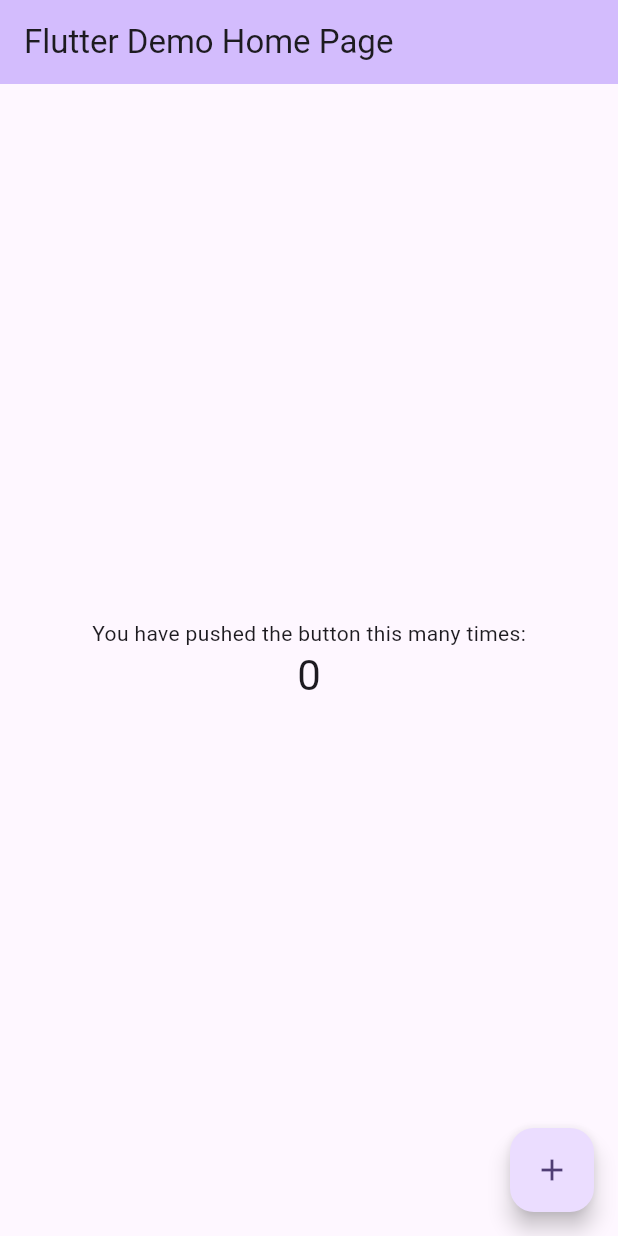
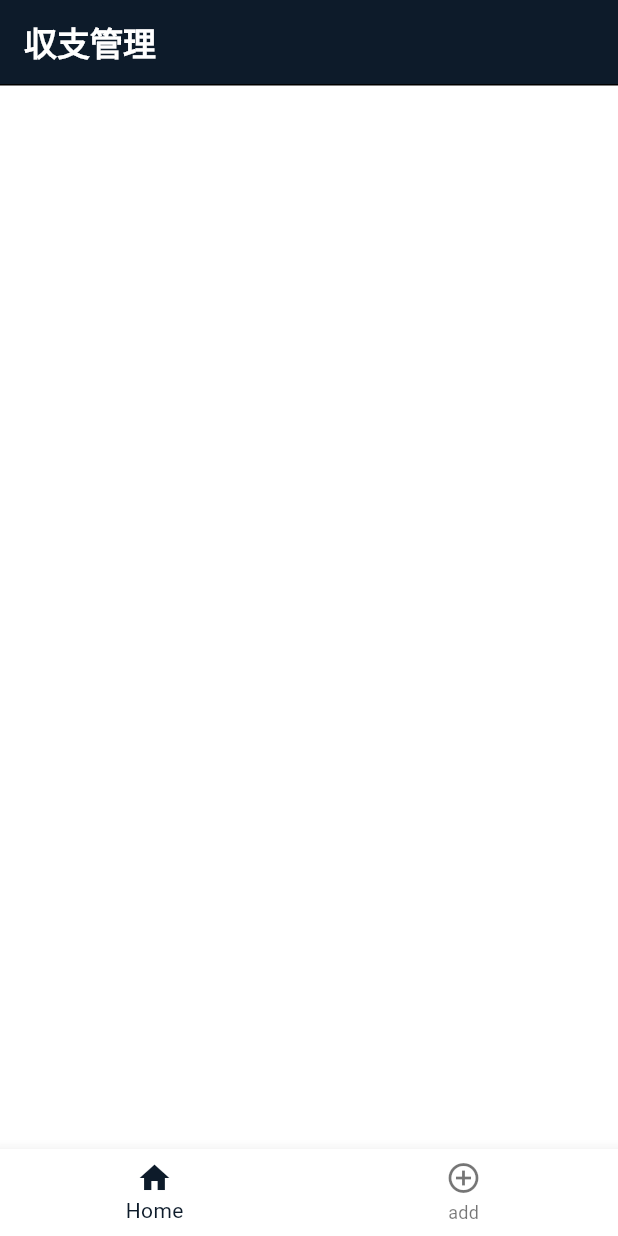
Before and after one commit to sotta-tis/emg-mobile-analyzer, a Flutter app: the screen it shows after launch, on a phone screen of 412 x 824 dp. Run offline on Flutter 3.47's test engine with Material 3 defaults, Android fonts, the phone set to English and light mode, and no system bars; our stand-ins replace flutter_riverpod, go_router.

Commit message:
:hammer: :lipstick: ページ雛形

```diff
--- a/lib/main.dart
+++ b/lib/main.dart
@@ -1,122 +1,22 @@
 import 'package:flutter/material.dart';
+import 'package:flutter_riverpod/flutter_riverpod.dart';
+import './app_router.dart';
+import './theme.dart';
 
 void main() {
-  runApp(const MyApp());
+  runApp(const ProviderScope(child: MyApp()));
 }
 
-class MyApp extends StatelessWidget {
+class MyApp extends ConsumerWidget {
   const MyApp({super.key});
 
-  // This widget is the root of your application.
   @override
-  Widget build(BuildContext context) {
-    return MaterialApp(
-      title: 'Flutter Demo',
-      theme: ThemeData(
-        // This is the theme of your application.
-        //
-        // TRY THIS: Try running your application with "flutter run". You'll see
-        // the application has a purple toolbar. Then, without quitting the app,
-        // try changing the seedColor in the colorScheme below to Colors.green
-        // and then invoke "hot reload" (save your changes or press the "hot
-        // reload" button in a Flutter-supported IDE, or press "r" if you used
-        // the command line to start the app).
-        //
-        // Notice that the counter didn't reset back to zero; the application
-        // state is not lost during the reload. To reset the state, use hot
-        // restart instead.
-        //
-        // This works for code too, not just values: Most code changes can be
-        // tested with just a hot reload.
-        colorScheme: ColorScheme.fromSeed(seedColor: Colors.deepPurple),
-      ),
-      home: const MyHomePage(title: 'Flutter Demo Home Page'),
+  Widget build(BuildContext context, WidgetRef ref) {
+    return MaterialApp.router(
+      routerConfig: router,
+      themeMode: ThemeMode.system,
+      theme: lightTheme,
+      darkTheme: darkTheme,
     );
   }
 }
-
-class MyHomePage extends StatefulWidget {
-  const MyHomePage({super.key, required this.title});
-
-  // This widget is the home page of your application. It is stateful, meaning
-  // that it has a State object (defined below) that contains fields that affect
-  // how it looks.
-
-  // This class is the configuration for the state. It holds the values (in this
-  // case the title) provided by the parent (in this case the App widget) and
-  // used by the build method of the State. Fields in a Widget subclass are
-  // always marked "final".
-
-  final String title;
-
-  @override
-  State<MyHomePage> createState() => _MyHomePageState();
-}
-
-class _MyHomePageState extends State<MyHomePage> {
-  int _counter = 0;
-
-  void _incrementCounter() {
-    setState(() {
-      // This call to setState tells the Flutter framework that something has
-      // changed in this State, which causes it to rerun the build method below
-      // so that the display can reflect the updated values. If we changed
-      // _counter without calling setState(), then the build method would not be
-      // called again, and so nothing would appear to happen.
-      _counter++;
-    });
-  }
-
-  @override
-  Widget build(BuildContext context) {
-    // This method is rerun every time setState is called, for instance as done
-    // by the _incrementCounter method above.
-    //
-    // The Flutter framework has been optimized to make rerunning build methods
-    // fast, so that you can just rebuild anything that needs updating rather
-    // than having to individually change instances of widgets.
-    return Scaffold(
-      appBar: AppBar(
-        // TRY THIS: Try changing the color here to a specific color (to
-        // Colors.amber, perhaps?) and trigger a hot reload to see the AppBar
-        // change color while the other colors stay the same.
-        backgroundColor: Theme.of(context).colorScheme.inversePrimary,
-        // Here we take the value from the MyHomePage object that was created by
-        // the App.build method, and use it to set our appbar title.
-        title: Text(widget.title),
-      ),
-      body: Center(
-        // Center is a layout widget. It takes a single child and positions it
-        // in the middle of the parent.
-        child: Column(
-          // Column is also a layout widget. It takes a list of children and
-          // arranges them vertically. By default, it sizes itself to fit its
-          // children horizontally, and tries to be as tall as its parent.
-          //
-          // Column has various properties to control how it sizes itself and
-          // how it positions its children. Here we use mainAxisAlignment to
-          // center the children vertically; the main axis here is the vertical
-          // axis because Columns are vertical (the cross axis would be
-          // horizontal).
-          //
-          // TRY THIS: Invoke "debug painting" (choose the "Toggle Debug Paint"
-          // action in the IDE, or press "p" in the console), to see the
-          // wireframe for each widget.
-          mainAxisAlignment: MainAxisAlignment.center,
-          children: <Widget>[
-            const Text('You have pushed the button this many times:'),
-            Text(
-              '$_counter',
-              style: Theme.of(context).textTheme.headlineMedium,
-            ),
-          ],
-        ),
-      ),
-      floatingActionButton: FloatingActionButton(
-        onPressed: _incrementCounter,
-        tooltip: 'Increment',
-        child: const Icon(Icons.add),
-      ), // This trailing comma makes auto-formatting nicer for build methods.
-    );
-  }
-}
--- /dev/null
+++ b/lib/pages/home.dart
@@ -0,0 +1,19 @@
+import 'package:flutter/material.dart';
+import 'package:flutter_riverpod/flutter_riverpod.dart';
+
+class HomePage extends ConsumerStatefulWidget {
+  const HomePage({super.key});
+
+  @override
+  ConsumerState<HomePage> createState() => _HomePageState();
+}
+
+class _HomePageState extends ConsumerState<HomePage> {
+  @override
+  Widget build(BuildContext context) {
+    return Scaffold(
+      appBar: AppBar(title: const Text('収支管理')),
+      body: Column(children: [const Divider(height: 1)]),
+    );
+  }
+}
--- /dev/null
+++ b/lib/theme.dart
@@ -0,0 +1,48 @@
+// theme.dart
+import 'package:flutter/material.dart';
+
+/// オレンジ = アクセントカラー、紺色 = ベースカラー
+
+final ThemeData lightTheme = ThemeData(
+  brightness: Brightness.light,
+  primaryColor: const Color(0xFF0D1B2A), // 紺色
+  scaffoldBackgroundColor: Colors.white,
+  appBarTheme: const AppBarTheme(
+    backgroundColor: Color(0xFF0D1B2A),
+    foregroundColor: Colors.white,
+  ),
+  colorScheme: const ColorScheme.light(
+    primary: Color(0xFF0D1B2A), // 紺色
+    secondary: Color(0xFFFF6F00), // オレンジ
+  ),
+  floatingActionButtonTheme: const FloatingActionButtonThemeData(
+    backgroundColor: Color.fromARGB(222, 255, 111, 0),
+    foregroundColor: Colors.white,
+  ),
+  textTheme: const TextTheme(
+    bodyMedium: TextStyle(color: Colors.black87),
+    titleLarge: TextStyle(fontWeight: FontWeight.bold),
+  ),
+);
+
+final ThemeData darkTheme = ThemeData(
+  brightness: Brightness.dark,
+  primaryColor: const Color(0xFF0D1B2A), // 紺色
+  scaffoldBackgroundColor: const Color(0xFF121212),
+  appBarTheme: const AppBarTheme(
+    backgroundColor: Color(0xFF0D1B2A),
+    foregroundColor: Colors.white,
+  ),
+  colorScheme: const ColorScheme.dark(
+    primary: Color(0xFF0D1B2A), // 紺色
+    secondary: Color(0xFFFFA726), // 明るめのオレンジ
+  ),
+  floatingActionButtonTheme: const FloatingActionButtonThemeData(
+    backgroundColor: Color(0xFFFFA726),
+    foregroundColor: Colors.black,
+  ),
+  textTheme: const TextTheme(
+    bodyMedium: TextStyle(color: Colors.white70),
+    titleLarge: TextStyle(fontWeight: FontWeight.bold, color: Colors.white),
+  ),
+);
```
